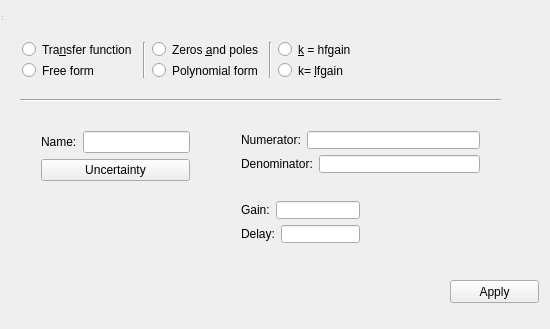
The window that src/gui/plant/plant_form.ui (Isaac-Martinez-Forte/QFTbx) describes before a commit, drawn with Qt 5.
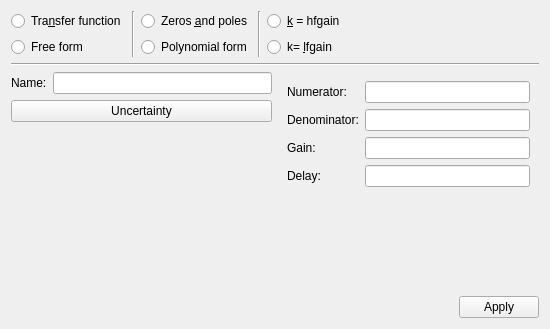
The same window after the commit. The open tabs and pages were chosen to show the change.

Commit message: Lay the seven forms out, instead of placing every field by hand

What changed in the file:
```diff
--- a/src/gui/plant/plant_form.ui
+++ b/src/gui/plant/plant_form.ui
@@ -2,9 +2,6 @@
 <ui version="4.0">
  <class>PlantForm</class>
  <widget class="QWidget" name="PlantForm">
-  <property name="windowModality">
-   <enum>Qt::NonModal</enum>
-  </property>
   <property name="geometry">
    <rect>
     <x>0</x>
@@ -13,53 +10,8 @@
     <height>329</height>
    </rect>
   </property>
-  <property name="windowTitle">
-   <string>PlantForm</string>
-  </property>
-  <widget class="QWidget" name="centralWidget" native="true">
-   <property name="geometry">
-    <rect>
-     <x>0</x>
-     <y>30</y>
-     <width>549</width>
-     <height>284</height>
-    </rect>
-   </property>
-   <widget class="Line" name="line_3">
-    <property name="geometry">
-     <rect>
-      <x>20</x>
-      <y>60</y>
-      <width>481</width>
-      <height>20</height>
-     </rect>
-    </property>
-    <property name="orientation">
-     <enum>Qt::Horizontal</enum>
-    </property>
-   </widget>
-   <widget class="QPushButton" name="okButton">
-    <property name="geometry">
-     <rect>
-      <x>450</x>
-      <y>250</y>
-      <width>89</width>
-      <height>23</height>
-     </rect>
-    </property>
-    <property name="text">
-     <string>Apply</string>
-    </property>
-   </widget>
-   <widget class="QWidget" name="layoutWidget">
-    <property name="geometry">
-     <rect>
-      <x>11</x>
-      <y>1</y>
-      <width>521</width>
-      <height>58</height>
-     </rect>
-    </property>
+  <layout class="QVBoxLayout" name="formLayout">
+   <item>
     <layout class="QHBoxLayout" name="horizontalLayout1">
      <item>
       <layout class="QVBoxLayout" name="verticalLayout">
@@ -143,442 +95,308 @@
       </spacer>
      </item>
     </layout>
-   </widget>
+   </item>
+   <item>
+    <widget class="Line" name="line_3">
+     <property name="orientation">
+      <enum>Qt::Horizontal</enum>
+     </property>
+    </widget>
+   </item>
+   <item>
+    <layout class="QHBoxLayout" name="bodyLayout">
+     <item>
+      <layout class="QVBoxLayout" name="verticalLayout_4">
+       <item>
+        <layout class="QHBoxLayout" name="horizontalLayout2">
+         <item>
+          <widget class="QLabel" name="label_5">
+           <property name="text">
+            <string>Name:</string>
+           </property>
+          </widget>
+         </item>
+         <item>
+          <widget class="QLineEdit" name="nameEdit"/>
+         </item>
+        </layout>
+       </item>
+       <item>
+        <widget class="QPushButton" name="uncertaintyButton">
+         <property name="text">
+          <string>Uncertainty</string>
+         </property>
+        </widget>
+       </item>
+       <item>
+        <spacer name="verticalSpacer">
+         <property name="orientation">
+          <enum>Qt::Vertical</enum>
+         </property>
+         <property name="sizeHint" stdset="0">
+          <size>
+           <width>20</width>
+           <height>20</height>
+          </size>
+         </property>
+        </spacer>
+       </item>
+      </layout>
+     </item>
+     <item>
    <widget class="QStackedWidget" name="formStack">
-    <property name="geometry">
-     <rect>
-      <x>220</x>
-      <y>80</y>
-      <width>311</width>
-      <height>161</height>
-     </rect>
+       <property name="currentIndex">
+        <number>0</number>
     </property>
     <widget class="QWidget" name="emptyPage"/>
     <widget class="QWidget" name="formato_libre">
-     <widget class="QWidget" name="layoutWidget1">
-      <property name="geometry">
-       <rect>
-        <x>30</x>
-        <y>20</y>
-        <width>217</width>
-        <height>128</height>
-       </rect>
-      </property>
-      <layout class="QVBoxLayout" name="verticalLayout_5">
-       <item>
-        <layout class="QHBoxLayout" name="horizontalLayout_5">
-         <item>
+        <layout class="QFormLayout" name="verticalLayout_5">
+         <item row="0" column="0">
           <widget class="QLabel" name="label_6">
            <property name="text">
             <string>Numerator:</string>
            </property>
           </widget>
          </item>
-         <item>
+         <item row="0" column="1">
           <widget class="QLineEdit" name="freeNumerator"/>
          </item>
-        </layout>
-       </item>
-       <item>
-        <layout class="QHBoxLayout" name="horizontalLayout_6">
-         <item>
+         <item row="1" column="0">
           <widget class="QLabel" name="label_7">
            <property name="text">
             <string>Denominator:</string>
            </property>
           </widget>
          </item>
-         <item>
+         <item row="1" column="1">
           <widget class="QLineEdit" name="freeDenominator"/>
          </item>
-        </layout>
-       </item>
-       <item>
-        <layout class="QHBoxLayout" name="horizontalLayout_7">
-         <item>
+         <item row="2" column="0">
           <widget class="QLabel" name="label_8">
            <property name="text">
             <string>Gain:</string>
            </property>
           </widget>
          </item>
-         <item>
+         <item row="2" column="1">
           <widget class="QLineEdit" name="freeGain"/>
          </item>
-        </layout>
-       </item>
-       <item>
-        <layout class="QHBoxLayout" name="horizontalLayout_8">
-         <item>
+         <item row="3" column="0">
           <widget class="QLabel" name="label_9">
            <property name="text">
             <string>Delay:</string>
            </property>
           </widget>
          </item>
-         <item>
+         <item row="3" column="1">
           <widget class="QLineEdit" name="freeDelay"/>
          </item>
         </layout>
-       </item>
-      </layout>
-     </widget>
     </widget>
     <widget class="QWidget" name="CP">
-     <widget class="QLabel" name="polyImage">
-      <property name="geometry">
-       <rect>
-        <x>160</x>
-        <y>90</y>
-        <width>131</width>
-        <height>61</height>
-       </rect>
-      </property>
-      <property name="text">
-       <string/>
-      </property>
-     </widget>
-     <widget class="QWidget" name="layoutWidget2">
-      <property name="geometry">
-       <rect>
-        <x>10</x>
-        <y>10</y>
-        <width>261</width>
-        <height>64</height>
-       </rect>
-      </property>
-      <layout class="QVBoxLayout" name="verticalLayout_6">
+        <layout class="QVBoxLayout" name="polyPageLayout">
        <item>
-        <layout class="QHBoxLayout" name="horizontalLayout">
-         <item>
+          <layout class="QFormLayout" name="verticalLayout_6">
+           <item row="0" column="0">
           <widget class="QLabel" name="label">
            <property name="text">
             <string>Numerator:</string>
            </property>
           </widget>
          </item>
-         <item>
+           <item row="0" column="1">
           <widget class="QLineEdit" name="polyNumerator"/>
          </item>
-        </layout>
-       </item>
-       <item>
-        <layout class="QHBoxLayout" name="horizontalLayout_2">
-         <item>
+           <item row="1" column="0">
           <widget class="QLabel" name="label_2">
            <property name="text">
             <string>Denominator:</string>
            </property>
           </widget>
          </item>
-         <item>
+           <item row="1" column="1">
           <widget class="QLineEdit" name="polyDenominator"/>
          </item>
-        </layout>
-       </item>
-      </layout>
-     </widget>
-     <widget class="QWidget" name="layoutWidget3">
-      <property name="geometry">
-       <rect>
-        <x>10</x>
-        <y>80</y>
-        <width>141</width>
-        <height>64</height>
-       </rect>
-      </property>
-      <layout class="QVBoxLayout" name="verticalLayout_9">
-       <item>
-        <layout class="QHBoxLayout" name="horizontalLayout_3">
-         <item>
+           <item row="2" column="0">
           <widget class="QLabel" name="label_3">
            <property name="text">
             <string>Gain:</string>
            </property>
           </widget>
          </item>
-         <item>
+           <item row="2" column="1">
           <widget class="QLineEdit" name="polyGain"/>
          </item>
-        </layout>
-       </item>
-       <item>
-        <layout class="QHBoxLayout" name="horizontalLayout_4">
-         <item>
+           <item row="3" column="0">
           <widget class="QLabel" name="label_4">
            <property name="text">
             <string>Delay:</string>
            </property>
           </widget>
          </item>
-         <item>
+           <item row="3" column="1">
           <widget class="QLineEdit" name="polyDelay"/>
          </item>
         </layout>
        </item>
-      </layout>
-     </widget>
+         <item>
+          <widget class="QLabel" name="polyImage">
+           <property name="alignment">
+            <set>Qt::AlignCenter</set>
+           </property>
+           <property name="text">
+            <string/>
+           </property>
+          </widget>
+         </item>
+        </layout>
     </widget>
     <widget class="QWidget" name="kGa_2">
-     <widget class="QWidget" name="layoutWidget_2">
-      <property name="geometry">
-       <rect>
-        <x>10</x>
-        <y>10</y>
-        <width>261</width>
-        <height>64</height>
-       </rect>
-      </property>
-      <layout class="QVBoxLayout" name="verticalLayout_10">
+        <layout class="QVBoxLayout" name="zpkPageLayout">
        <item>
-        <layout class="QHBoxLayout" name="horizontalLayout_13">
-         <item>
+          <layout class="QFormLayout" name="verticalLayout_10">
+           <item row="0" column="0">
           <widget class="QLabel" name="label_14">
            <property name="text">
             <string>Numerator:</string>
            </property>
           </widget>
          </item>
-         <item>
+           <item row="0" column="1">
           <widget class="QLineEdit" name="zpkNumerator"/>
          </item>
-        </layout>
-       </item>
-       <item>
-        <layout class="QHBoxLayout" name="horizontalLayout_14">
-         <item>
+           <item row="1" column="0">
           <widget class="QLabel" name="label_15">
            <property name="text">
             <string>Denominator:</string>
            </property>
           </widget>
          </item>
-         <item>
+           <item row="1" column="1">
           <widget class="QLineEdit" name="zpkDenominator"/>
          </item>
-        </layout>
-       </item>
-      </layout>
-     </widget>
-     <widget class="QWidget" name="layoutWidget_3">
-      <property name="geometry">
-       <rect>
-        <x>10</x>
-        <y>80</y>
-        <width>141</width>
-        <height>64</height>
-       </rect>
-      </property>
-      <layout class="QVBoxLayout" name="verticalLayout_11">
-       <item>
-        <layout class="QHBoxLayout" name="horizontalLayout_15">
-         <item>
+           <item row="2" column="0">
           <widget class="QLabel" name="label_16">
            <property name="text">
             <string>Gain:</string>
            </property>
           </widget>
          </item>
-         <item>
+           <item row="2" column="1">
           <widget class="QLineEdit" name="zpkGain"/>
          </item>
-        </layout>
-       </item>
-       <item>
-        <layout class="QHBoxLayout" name="horizontalLayout_16">
-         <item>
+           <item row="3" column="0">
           <widget class="QLabel" name="label_17">
            <property name="text">
             <string>Delay:</string>
            </property>
           </widget>
          </item>
-         <item>
+           <item row="3" column="1">
           <widget class="QLineEdit" name="zpkDelay"/>
          </item>
         </layout>
        </item>
-      </layout>
-     </widget>
+         <item>
      <widget class="QLabel" name="zpkImage">
-      <property name="geometry">
-       <rect>
-        <x>160</x>
-        <y>90</y>
-        <width>131</width>
-        <height>61</height>
-       </rect>
+           <property name="alignment">
+            <set>Qt::AlignCenter</set>
       </property>
       <property name="text">
        <string/>
       </property>
      </widget>
+         </item>
+        </layout>
     </widget>
     <widget class="QWidget" name="kNG">
-     <widget class="QWidget" name="layoutWidget_4">
-      <property name="geometry">
-       <rect>
-        <x>10</x>
-        <y>10</y>
-        <width>261</width>
-        <height>64</height>
-       </rect>
-      </property>
-      <layout class="QVBoxLayout" name="verticalLayout_12">
+        <layout class="QVBoxLayout" name="tcgPageLayout">
        <item>
-        <layout class="QHBoxLayout" name="horizontalLayout_17">
-         <item>
+          <layout class="QFormLayout" name="verticalLayout_12">
+           <item row="0" column="0">
           <widget class="QLabel" name="label_18">
            <property name="text">
             <string>Numerator:</string>
            </property>
           </widget>
          </item>
-         <item>
+           <item row="0" column="1">
           <widget class="QLineEdit" name="tcgNumerator"/>
          </item>
-        </layout>
-       </item>
-       <item>
-        <layout class="QHBoxLayout" name="horizontalLayout_18">
-         <item>
+           <item row="1" column="0">
           <widget class="QLabel" name="label_19">
            <property name="text">
             <string>Denominator:</string>
            </property>
           </widget>
          </item>
-         <item>
+           <item row="1" column="1">
           <widget class="QLineEdit" name="tcgDenominator"/>
          </item>
-        </layout>
-       </item>
-      </layout>
-     </widget>
-     <widget class="QWidget" name="layoutWidget_5">
-      <property name="geometry">
-       <rect>
-        <x>10</x>
-        <y>80</y>
-        <width>141</width>
-        <height>64</height>
-       </rect>
-      </property>
-      <layout class="QVBoxLayout" name="verticalLayout_13">
-       <item>
-        <layout class="QHBoxLayout" name="horizontalLayout_19">
-         <item>
+           <item row="2" column="0">
           <widget class="QLabel" name="label_20">
            <property name="text">
             <string>Gain:</string>
            </property>
           </widget>
          </item>
-         <item>
+           <item row="2" column="1">
           <widget class="QLineEdit" name="tcgGain"/>
          </item>
-        </layout>
-       </item>
-       <item>
-        <layout class="QHBoxLayout" name="horizontalLayout_20">
-         <item>
+           <item row="3" column="0">
           <widget class="QLabel" name="label_21">
            <property name="text">
             <string>Delay:</string>
            </property>
           </widget>
          </item>
-         <item>
+           <item row="3" column="1">
           <widget class="QLineEdit" name="tcgDelay"/>
          </item>
         </layout>
        </item>
-      </layout>
-     </widget>
+         <item>
      <widget class="QLabel" name="tcgImage">
-      <property name="geometry">
-       <rect>
-        <x>160</x>
-        <y>90</y>
-        <width>121</width>
-        <height>61</height>
-       </rect>
+           <property name="alignment">
+            <set>Qt::AlignCenter</set>
       </property>
       <property name="text">
        <string/>
       </property>
      </widget>
-    </widget>
-   </widget>
-   <widget class="QWidget" name="layoutWidget5">
-    <property name="geometry">
-     <rect>
-      <x>30</x>
-      <y>90</y>
-      <width>171</width>
-      <height>108</height>
-     </rect>
-    </property>
-    <layout class="QVBoxLayout" name="verticalLayout_4">
-     <item>
-      <layout class="QHBoxLayout" name="horizontalLayout2">
-       <item>
-        <widget class="QLabel" name="label_5">
-         <property name="text">
-          <string>Name:</string>
-         </property>
-        </widget>
-       </item>
-       <item>
-        <widget class="QLineEdit" name="nameEdit"/>
-       </item>
+         </item>
+        </layout>
+       </widget>
+      </widget>
+     </item>
       </layout>
      </item>
      <item>
-      <widget class="QPushButton" name="uncertaintyButton">
-       <property name="text">
-        <string>Uncertainty</string>
-       </property>
-      </widget>
-     </item>
+    <layout class="QHBoxLayout" name="buttonsLayout">
      <item>
-      <spacer name="verticalSpacer">
+      <spacer name="buttonsSpacer">
        <property name="orientation">
-        <enum>Qt::Vertical</enum>
+        <enum>Qt::Horizontal</enum>
        </property>
        <property name="sizeHint" stdset="0">
         <size>
-         <width>20</width>
-         <height>40</height>
+         <width>40</width>
+         <height>20</height>
         </size>
        </property>
       </spacer>
      </item>
-    </layout>
-   </widget>
-  </widget>
-  <widget class="QToolBar" name="mainToolBar">
-   <property name="geometry">
-    <rect>
-     <x>0</x>
-     <y>0</y>
-     <width>2</width>
-     <height>11</height>
-    </rect>
-   </property>
-  </widget>
-  <widget class="QStatusBar" name="statusBar">
-   <property name="geometry">
-    <rect>
-     <x>0</x>
-     <y>0</y>
-     <width>3</width>
-     <height>22</height>
-    </rect>
-   </property>
-  </widget>
- </widget>
- <layoutdefault spacing="6" margin="11"/>
+     <item>
+      <widget class="QPushButton" name="okButton">
+       <property name="text">
+        <string>Apply</string>
+       </property>
+      </widget>
+     </item>
+    </layout>
+   </item>
+  </layout>
+ </widget>
  <resources/>
  <connections/>
 </ui>
```
Lines whose indentation alone changed are shown as unchanged. The commit also changes 7 other files.
